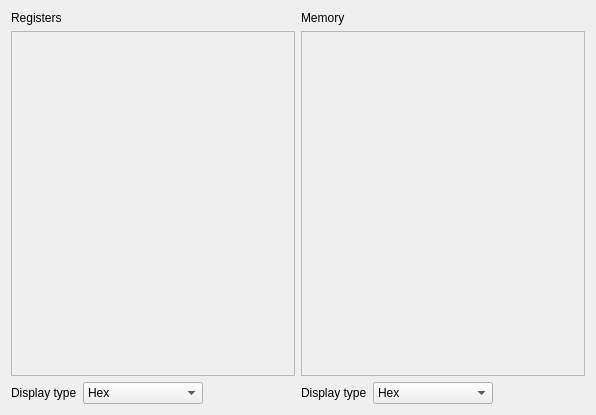
Before: the Qt Designer form src/memorytab.ui in mortbopet/Ripes, drawn with Qt 5.
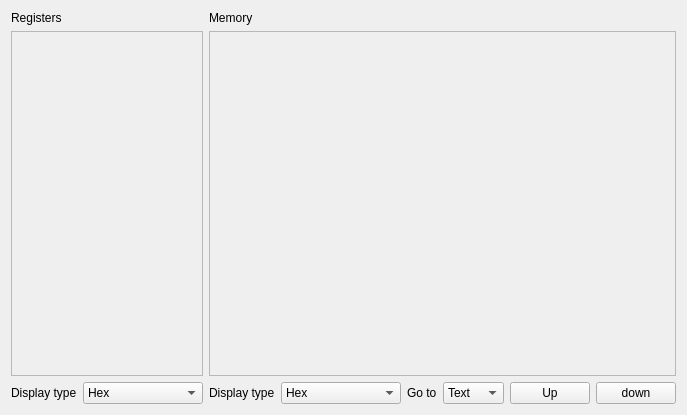
After: the same form once the commit is applied.

```diff
--- a/src/memorytab.ui
+++ b/src/memorytab.ui
@@ -35,7 +35,7 @@
            <rect>
             <x>0</x>
             <y>0</y>
-            <width>281</width>
+            <width>179</width>
             <height>342</height>
            </rect>
           </property>
@@ -126,7 +126,7 @@
            <rect>
             <x>0</x>
             <y>0</y>
-            <width>281</width>
+            <width>383</width>
             <height>342</height>
            </rect>
           </property>
@@ -194,6 +194,51 @@
            </property>
           </spacer>
          </item>
+         <item>
+          <widget class="QLabel" name="label_5">
+           <property name="text">
+            <string>Go to</string>
+           </property>
+          </widget>
+         </item>
+         <item>
+          <widget class="QComboBox" name="comboBox_3">
+           <item>
+            <property name="text">
+             <string>Text</string>
+            </property>
+           </item>
+           <item>
+            <property name="text">
+             <string>Data</string>
+            </property>
+           </item>
+           <item>
+            <property name="text">
+             <string>Heap</string>
+            </property>
+           </item>
+           <item>
+            <property name="text">
+             <string>Stack</string>
+            </property>
+           </item>
+          </widget>
+         </item>
+         <item>
+          <widget class="QPushButton" name="pushButton">
+           <property name="text">
+            <string>Up</string>
+           </property>
+          </widget>
+         </item>
+         <item>
+          <widget class="QPushButton" name="pushButton_2">
+           <property name="text">
+            <string>down</string>
+           </property>
+          </widget>
+         </item>
         </layout>
        </item>
       </layout>
```
Left out of the diff: 2 changed lines with no effect on the pictures.
